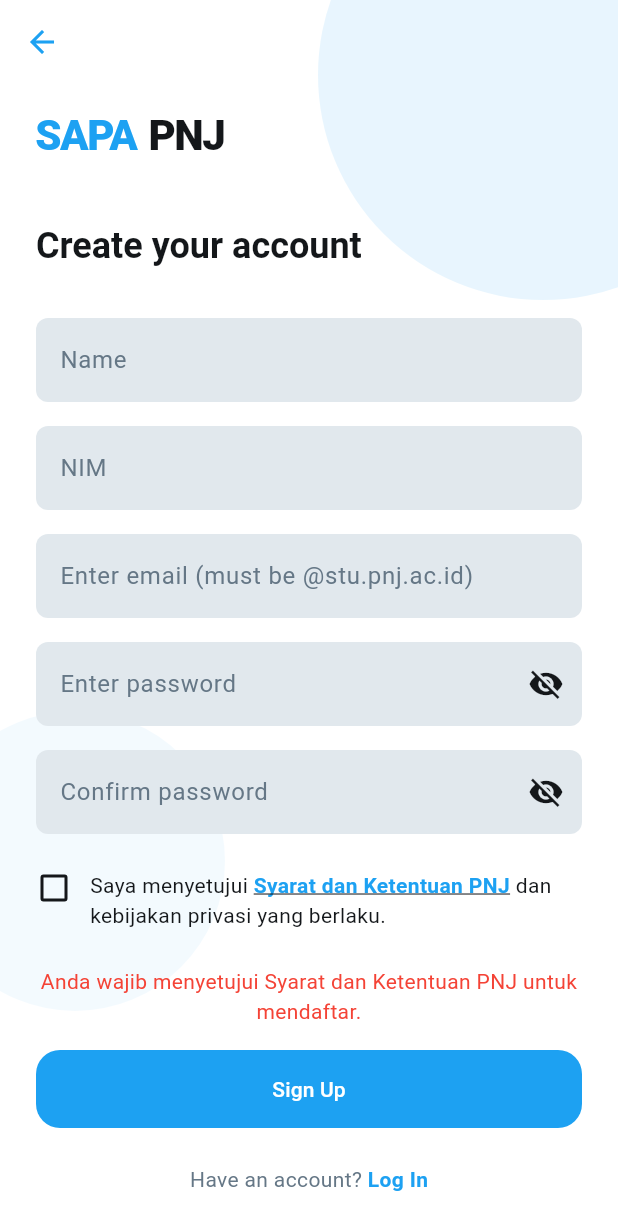
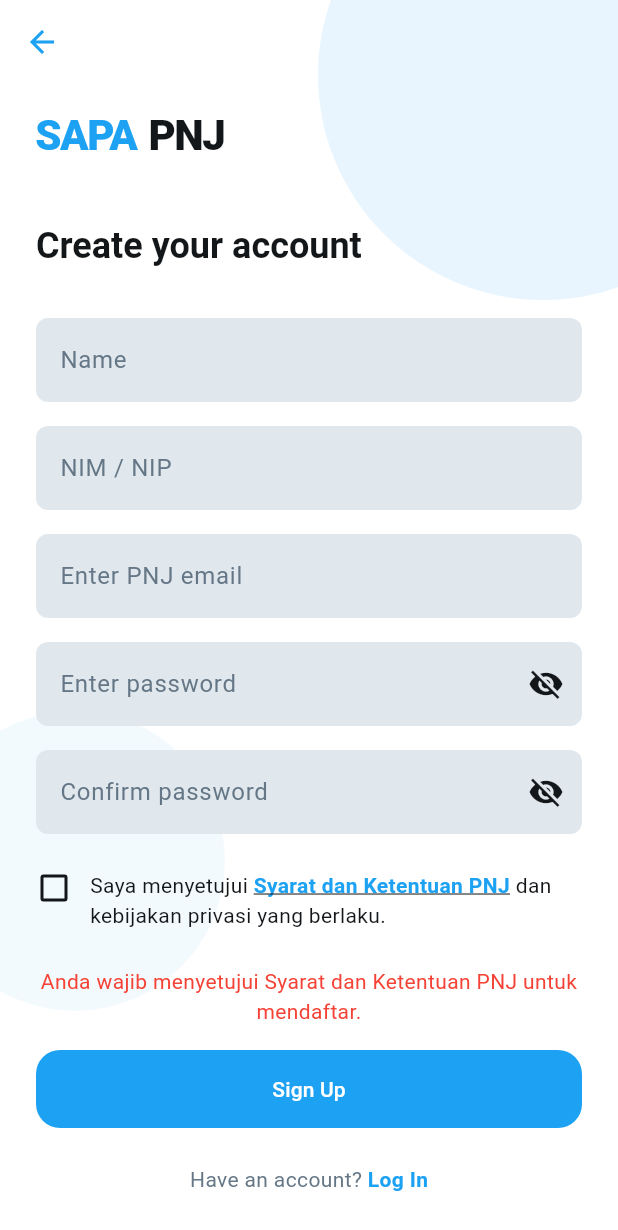
Before and after one commit to blankony/myfirebaseflutterapp, a Flutter app: the RegisterPage screen opened directly, after a tap on "Sign Up", on a phone screen of 412 x 824 dp. Shown: the top 1230 px of the screen. Run offline on Flutter 3.47's test engine with Material 3 defaults, Android fonts, the phone set to English and light mode, and no system bars; our stand-ins replace cached_network_image, cloud_firestore, firebase_auth, firebase_core, flutter_cache_manager, flutter_colorpicker and 15 more; missing offline and left inert: badword_guard, video_compress; accounts and stored records are empty.

Commit message:
Add NIP and reduce email restriction to must contain 'PNJ' only

```diff
--- a/assets/lang/en.json
+++ b/assets/lang/en.json
@@ -105,17 +105,17 @@
   "val_password_empty": "Password cannot be empty.",
 
   "auth_name": "Name",
-  "auth_nim": "NIM",
+  "auth_nim": "NIM / NIP",
   "auth_confirm_pass": "Confirm Password",
   "auth_create_title": "Create your account",
-  "auth_email_hint": "Enter email (must be @stu.pnj.ac.id)",
+  "auth_email_hint": "Enter PNJ email",
   "auth_pass_hint": "Enter password",
   "auth_confirm_pass_hint": "Confirm password",
 
   "val_name_empty": "Name cannot be empty.",
-  "val_nim_empty": "NIM cannot be empty.",
-  "val_nim_length": "NIM must be exactly 10 digits.",
-  "val_email_domain": "Registration is restricted to @stu.pnj.ac.id emails only.",
+  "val_nim_empty": "ID Number cannot be empty.",
+  "val_nim_length": "ID Number must be 10 (NIM) or 18 (NIP) digits.",
+  "val_email_domain": "Email must be associated with PNJ.",
   "val_pass_empty": "Password cannot be empty.",
   "val_pass_length": "Password must be at least 6 characters long.",
   "val_pass_complexity": "Password must contain letters, numbers, and symbols.",
--- a/assets/lang/id.json
+++ b/assets/lang/id.json
@@ -105,17 +105,17 @@
   "val_email_invalid": "Masukkan alamat email yang valid.",
   "val_password_empty": "Kata sandi tidak boleh kosong.",
   "auth_name": "Nama Lengkap",
-  "auth_nim": "NIM",
+  "auth_nim": "NIM / NIP",
   "auth_confirm_pass": "Konfirmasi Kata Sandi",
   "auth_create_title": "Buat akun anda",
-  "auth_email_hint": "Masukkan email (@stu.pnj.ac.id)",
+  "auth_email_hint": "Masukkan email PNJ",
   "auth_pass_hint": "Masukkan kata sandi",
   "auth_confirm_pass_hint": "Ulangi kata sandi",
 
   "val_name_empty": "Nama tidak boleh kosong.",
-  "val_nim_empty": "NIM tidak boleh kosong.",
-  "val_nim_length": "NIM harus terdiri dari 10 digit.",
-  "val_email_domain": "Pendaftaran khusus email @stu.pnj.ac.id.",
+  "val_nim_empty": "ID tidak boleh kosong.",
+  "val_nim_length": "ID harus 10 (NIM) atau 18 (NIP) digit.",
+  "val_email_domain": "Email harus berasosiasi dengan PNJ.",
   "val_pass_empty": "Kata sandi tidak boleh kosong.",
   "val_pass_length": "Kata sandi minimal 6 karakter.",
   "val_pass_complexity": "Kata sandi harus mengandung huruf, angka, dan simbol.",
--- a/lib/screens/register_page.dart
+++ b/lib/screens/register_page.dart
@@ -111,18 +111,19 @@
       );
 
       if (userCredential.user != null) {
-        final String nim = _nimController.text.trim();
+        final String idNumber = _nimController.text.trim();
 
+        // Check against Firestore (using 'nim' field for both NIM and NIP)
         final nimQuery = await _firestore
             .collection('users')
-            .where('nim', isEqualTo: nim)
+            .where('nim', isEqualTo: idNumber)
             .get();
 
         if (nimQuery.docs.isNotEmpty) {
           await userCredential.user!.delete();
           throw FirebaseAuthException(
             code: 'nim-already-in-use',
-            message: 'The NIM $nim is already registered.'
+            message: 'The NIM/NIP $idNumber is already registered.'
           );
         }
 
@@ -130,8 +131,8 @@
           'uid': userCredential.user!.uid,
           'email': _emailController.text.trim(),
           'name': _namaController.text.trim(),
-          'nim': nim,
-          'bio': 'Student at PNJ',
+          'nim': idNumber, // Stores NIM or NIP
+          'bio': 'Member of PNJ',
           'createdAt': FieldValue.serverTimestamp(),
           'following': [],
           'followers': [],
@@ -163,10 +164,12 @@
     return null;
   }
 
-  String? _validateNIM(String? value) {
+  String? _validateIDNumber(String? value) {
     var t = AppLocalizations.of(context)!;
     if (value == null || value.trim().isEmpty) return t.translate('val_nim_empty');
-    if (value.length != 10) return t.translate('val_nim_length');
+
+    // Allow 10 digits (NIM) or 18 digits (NIP)
+    if (value.length != 10 && value.length != 18) return t.translate('val_nim_length');
     return null;
   }
 
@@ -181,8 +184,15 @@
         return t.translate('val_email_invalid');
     }
 
-    if (!value.endsWith('@stu.pnj.ac.id')) {
+    // Check if domain part contains "pnj" (e.g., @stu.pnj.ac.id, @pnj.ac.id)
+    List<String> parts = value.split('@');
+    if (parts.length == 2) {
+      String domain = parts[1];
+      if (!domain.contains('pnj')) {
         return t.translate('val_email_domain');
+      }
+    } else {
+       return t.translate('val_email_invalid');
     }
 
     return null;
@@ -314,19 +324,19 @@
                       ),
                       SizedBox(height: 16),
 
-                      // NIM
+                      // NIM / NIP
                       TextFormField(
                         controller: _nimController,
                         focusNode: _nimFocus,
-                        decoration: InputDecoration(labelText: t.translate('auth_nim')), // "NIM"
+                        decoration: InputDecoration(labelText: t.translate('auth_nim')), // "NIM/NIP"
                         keyboardType: TextInputType.number,
                         textInputAction: TextInputAction.next,
                         onFieldSubmitted: (_) => FocusScope.of(context).requestFocus(_emailFocus),
                         inputFormatters: [
                           FilteringTextInputFormatter.digitsOnly,
-                          LengthLimitingTextInputFormatter(10),
+                          LengthLimitingTextInputFormatter(18), // Supports NIP (18 chars)
                         ],
-                        validator: _validateNIM,
+                        validator: _validateIDNumber,
                         autovalidateMode: AutovalidateMode.onUserInteraction,
                       ),
                       SizedBox(height: 16),
@@ -335,7 +345,7 @@
                       TextFormField(
                         controller: _emailController,
                         focusNode: _emailFocus,
-                        decoration: InputDecoration(labelText: t.translate('auth_email_hint')), // "Enter email..."
+                        decoration: InputDecoration(labelText: t.translate('auth_email_hint')), // "Enter PNJ email..."
                         keyboardType: TextInputType.emailAddress,
                         textInputAction: TextInputAction.next,
                         onFieldSubmitted: (_) => FocusScope.of(context).requestFocus(_passwordFocus),
```
